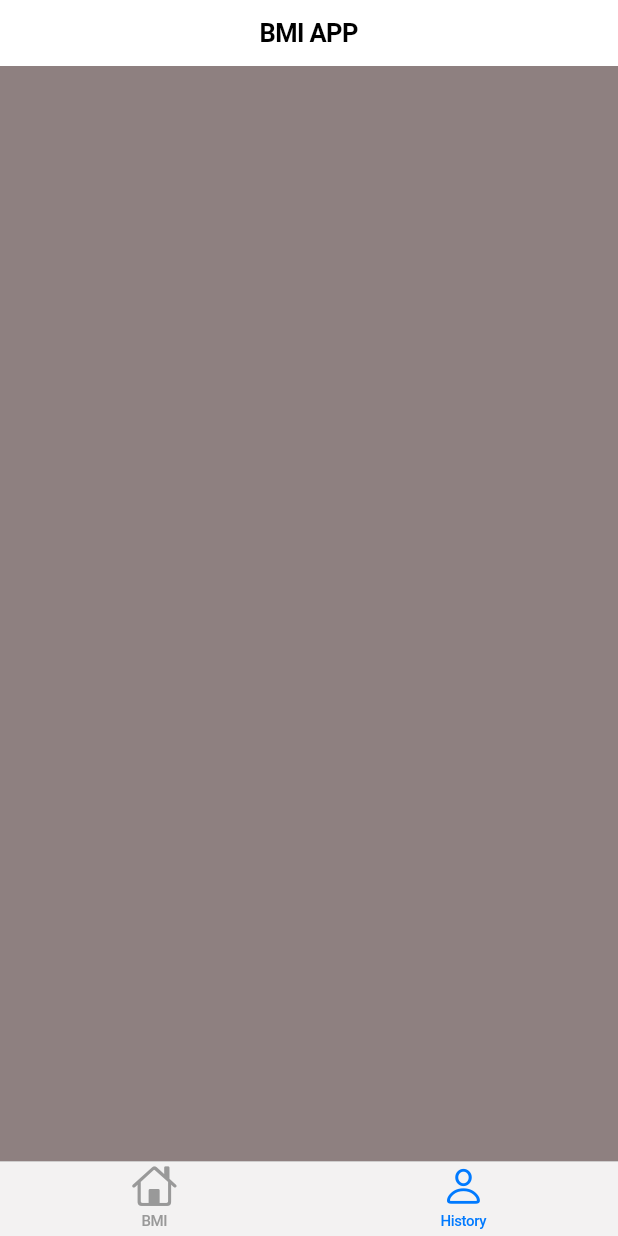
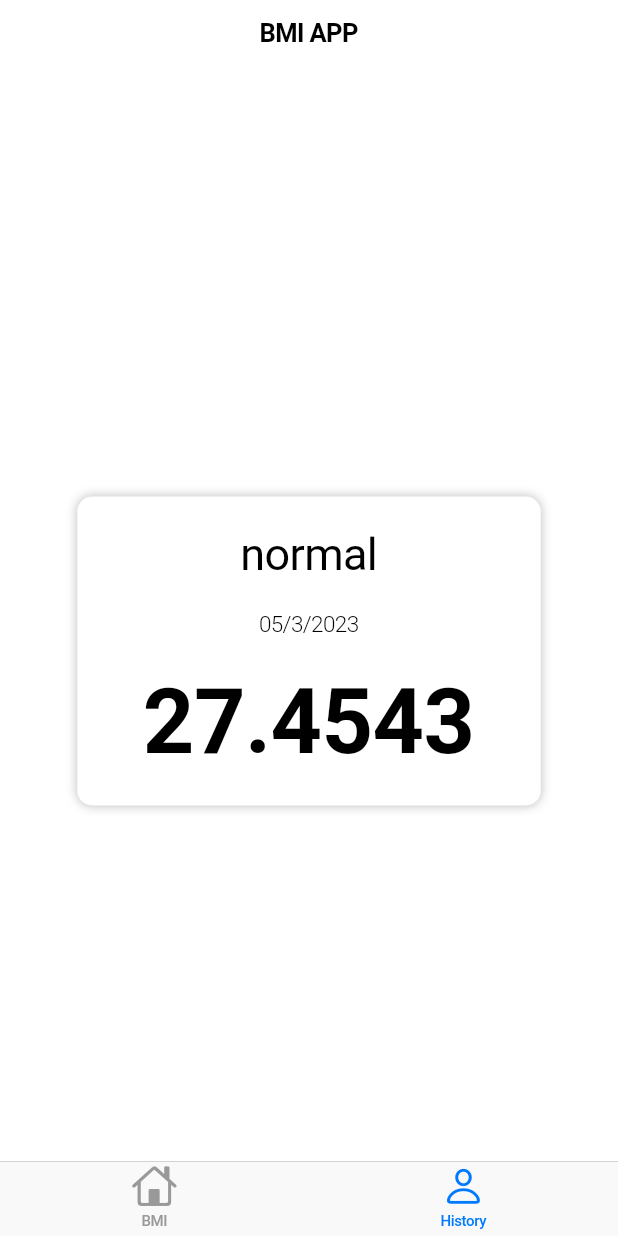
Before and after one commit to IlmanNashran/BMI-Calculator-App, a Flutter app: the screen it shows after launch, item 2 of the bottom bar chosen, on a phone screen of 412 x 824 dp. Run offline on Flutter 3.47's test engine with Material 2 defaults, Android fonts, the phone set to English and light mode, and no system bars; our stand-ins replace shared_preferences.

Commit message:
create history page widget

```diff
--- a/lib/pages/history_page.dart
+++ b/lib/pages/history_page.dart
@@ -1,3 +1,4 @@
+import 'package:bmi_app/widgets/info_card.dart';
 import 'package:flutter/cupertino.dart';
 import 'package:flutter/material.dart';
 
@@ -9,12 +10,54 @@ class HistoryPage extends StatefulWidget {
 }
 
 class _HistoryPageState extends State<HistoryPage> {
+  double? _deviceHeight, _deviceWidth;
+
   @override
   Widget build(BuildContext context) {
+    _deviceHeight = MediaQuery.of(context).size.height;
+    _deviceWidth = MediaQuery.of(context).size.width;
     return CupertinoPageScaffold(
-      child: Container(
-        color: const Color.fromARGB(255, 142, 128, 128),
+      child: _dataCard(),
+    );
+  }
+
+  Widget _dataCard() {
+    return Center(
+      child: InfoCard(
+        height: _deviceHeight! * 0.25,
+        width: _deviceWidth! * 0.75,
+        child: Column(
+          mainAxisAlignment: MainAxisAlignment.spaceEvenly,
+          mainAxisSize: MainAxisSize.max,
+          crossAxisAlignment: CrossAxisAlignment.center,
+          children: [
+            _statusText("normal"),
+            _statusDate("05/3/2023"),
+            _statusbmi("27.4543"),
+          ],
+        ),
       ),
     );
   }
+
+  Widget _statusText(String _status) {
+    return Text(
+      _status,
+      style: const TextStyle(fontSize: 30, fontWeight: FontWeight.w400),
+    );
+  }
+
+  Widget _statusDate(String _date) {
+    return Text(
+      _date,
+      style: const TextStyle(fontSize: 15, fontWeight: FontWeight.w300),
+    );
+  }
+
+  Widget _statusbmi(String _bmi) {
+    return Text(
+      _bmi,
+      style: TextStyle(fontSize: 60, fontWeight: FontWeight.w600),
+    );
+  }
 }
```
